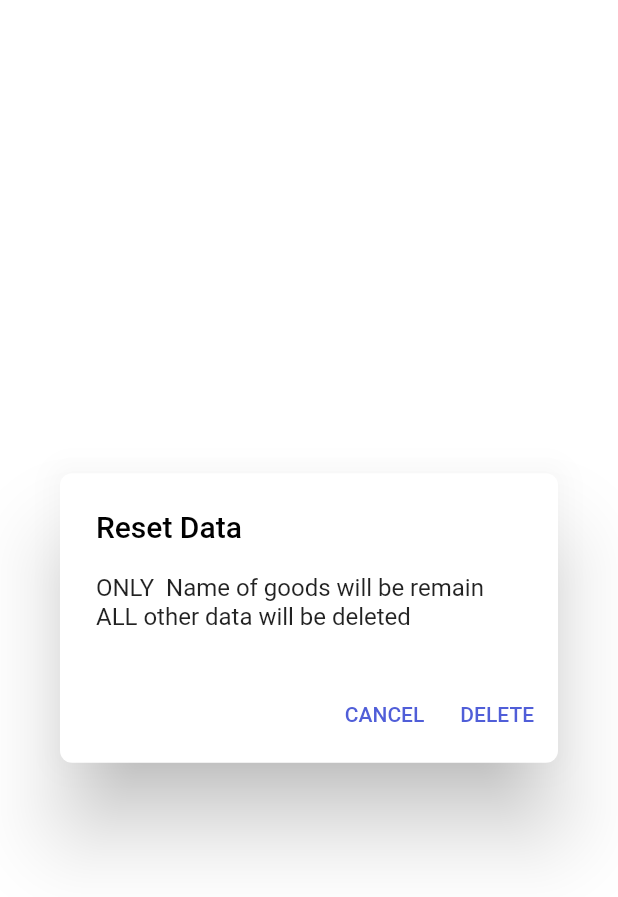
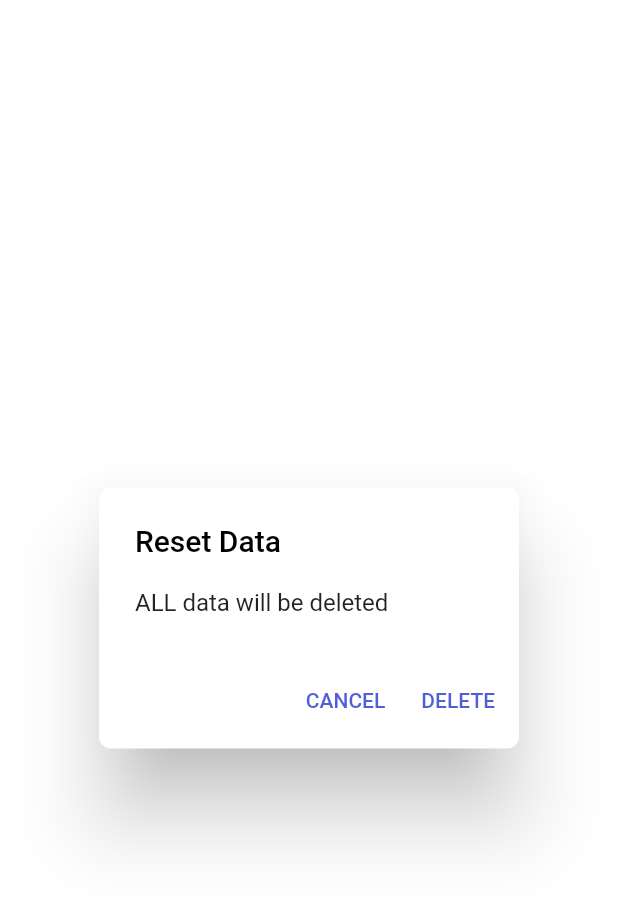
Before and after one commit to MahmoodAliL/inventory, a Flutter app: the ConfirmResetDataDialog widget shown alone on an empty page, opened directly, on a phone screen of 412 x 824 dp. Shown: the top 897 px of the screen. Run offline on Flutter 3.47's test engine with Material 2 defaults, Android fonts, the phone set to English and light mode, and no system bars; our stand-ins replace dartz, drift, freezed_annotation, get, pdf, printing; missing offline and left inert: path_provider_windows; accounts and stored records are empty; generated files the repository leaves out were written again; statements that could not run were skipped.

Commit message:
remove limit, update reset data

```diff
--- a/lib/app/pages/home/widgets/confirm_reset_data_dialog.dart
+++ b/lib/app/pages/home/widgets/confirm_reset_data_dialog.dart
@@ -14,7 +14,7 @@ class ConfirmResetDataDialog extends StatelessWidget {
       ),
       title: const Text('Reset Data'),
       content: const Text(
-        'ONLY  Name of goods will be remain ALL other data will be deleted',
+        'ALL data will be deleted',
       ),
       actions: [
         TextButton(
```
Also changed, not shown: lib/data/provider/app_database.g.dart, pubspec.lock, 2 other files.
